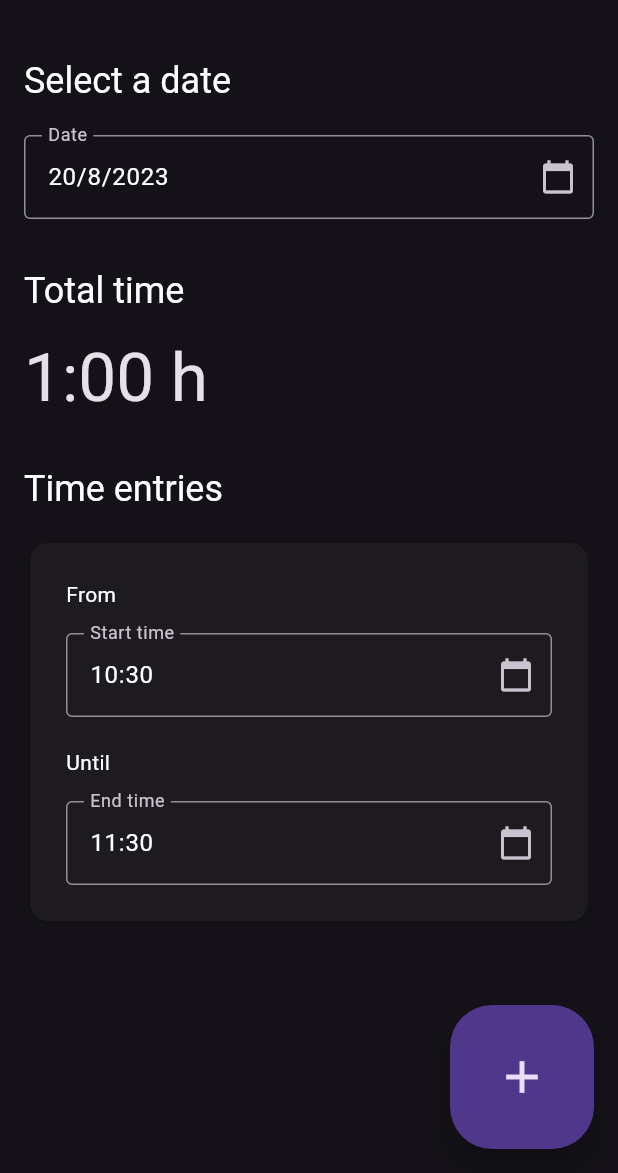
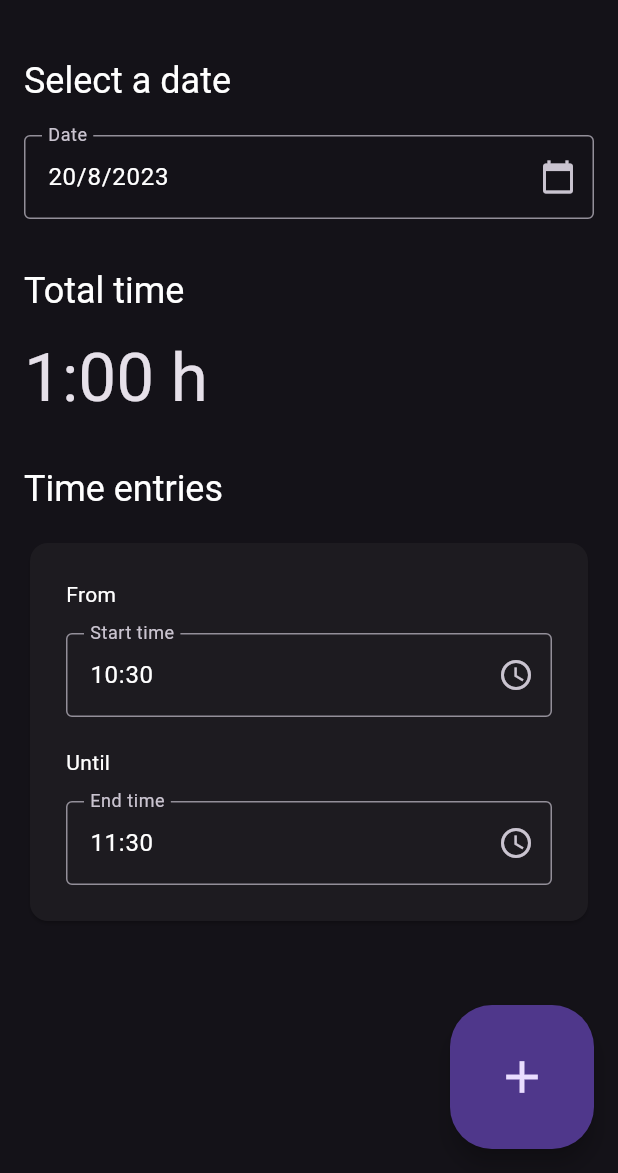
Before and after one commit to codebyjakob/countime, a Flutter app: the screen it shows after launch, after a tap on the "add" icon, on a phone screen of 412 x 824 dp, the part 63-1236 px from its top. Run offline on Flutter 3.47's test engine with Material 2 defaults, Android fonts, the phone set to English and light mode, and no system bars; our stand-ins replace flutter_riverpod, freezed_annotation, google_fonts, riverpod_annotation, sqflite, sqflite_common_ffi; accounts and stored records are empty; generated files the repository leaves out were written again.

Commit message:
Updated icons, app icons, etc.

```diff
--- a/lib/widgets/time_entry_card.dart
+++ b/lib/widgets/time_entry_card.dart
@@ -90,7 +90,7 @@ class TimeEntryCard extends ConsumerWidget {
                   border: OutlineInputBorder(),
                   hintText: "Select a start time",
                   labelText: "Start time",
-                  suffixIcon: Icon(Icons.calendar_today),
+                  suffixIcon: Icon(Icons.schedule),
                 ),
               ),
               const SizedBox(height: 20.0),
@@ -140,7 +140,7 @@ class TimeEntryCard extends ConsumerWidget {
                   border: OutlineInputBorder(),
                   hintText: "Select an end time",
                   labelText: "End time",
-                  suffixIcon: Icon(Icons.calendar_today),
+                  suffixIcon: Icon(Icons.schedule),
                 ),
               ),
             ],
```
Also changed, not shown: assets/icon/icon.png, 26 other files.
